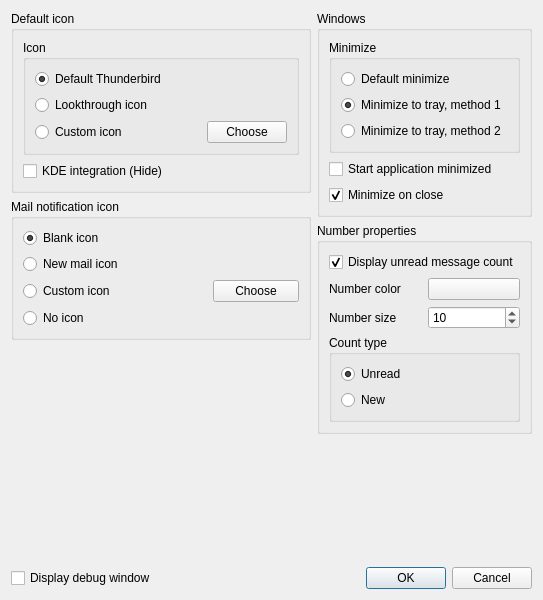
Qt form app/SysTray-X/preferences.ui (Ximi1970/systray-x) before a commit.
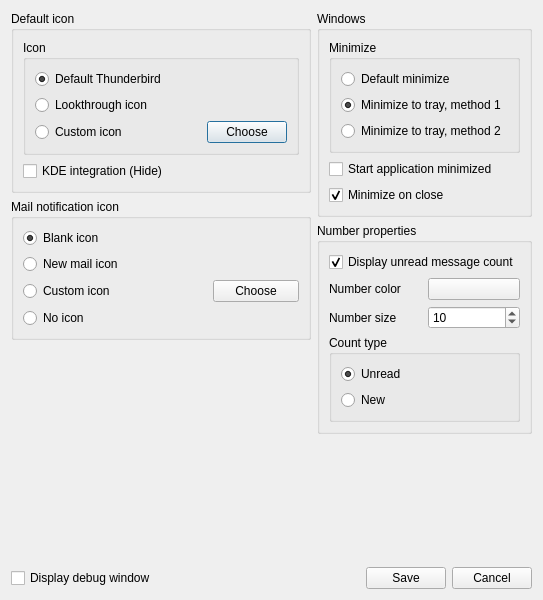
The same form after that commit. Icons and pictures are not drawn.

```diff
--- a/app/SysTray-X/preferences.ui
+++ b/app/SysTray-X/preferences.ui
@@ -472,12 +472,29 @@
       </widget>
      </item>
      <item>
-      <widget class="QDialogButtonBox" name="buttonBox">
+      <spacer name="horizontalSpacer_4">
        <property name="orientation">
         <enum>Qt::Horizontal</enum>
        </property>
-       <property name="standardButtons">
-        <set>QDialogButtonBox::Cancel|QDialogButtonBox::Ok</set>
+       <property name="sizeHint" stdset="0">
+        <size>
+         <width>40</width>
+         <height>20</height>
+        </size>
+       </property>
+      </spacer>
+     </item>
+     <item>
+      <widget class="QPushButton" name="savePushButton">
+       <property name="text">
+        <string>Save</string>
+       </property>
+      </widget>
+     </item>
+     <item>
+      <widget class="QPushButton" name="cancelPushButton">
+       <property name="text">
+        <string>Cancel</string>
        </property>
       </widget>
      </item>
```
Left out of the diff: 23 changed lines with no effect on the pictures.
